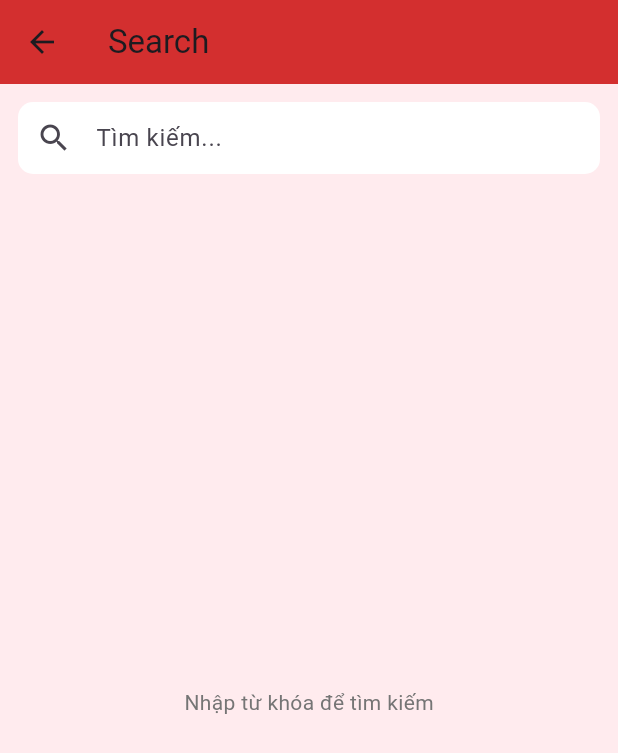
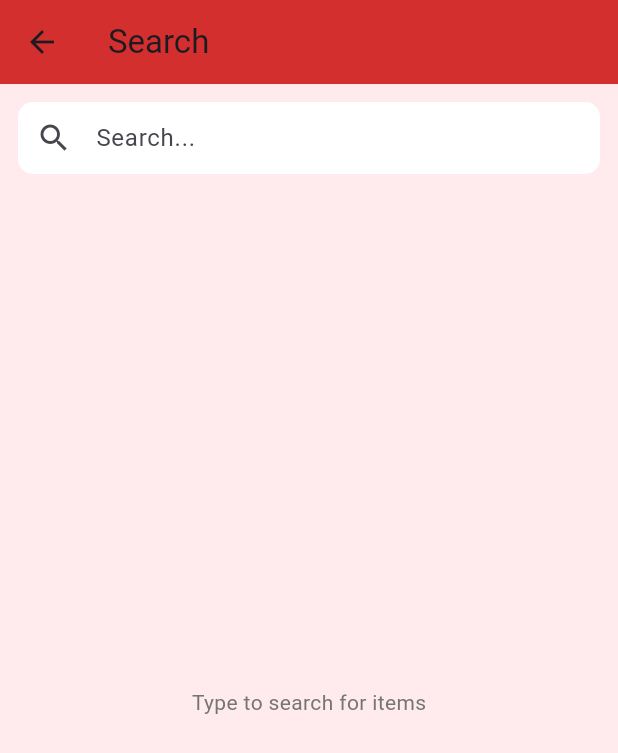
Before and after one commit to nqdat2002/bloc_sharepref, a Flutter app: the SearchScreen screen opened directly, on a phone screen of 412 x 824 dp. Shown: the top 753 px of the screen. Run offline on Flutter 3.47's test engine with Material 3 defaults, Android fonts, the phone set to English and light mode, and no system bars; our stand-ins replace bloc, firebase_core, firebase_messaging, flutter_bloc, shared_preferences; accounts and stored records are empty.

Commit message:
fix search

```diff
--- a/lib/screens/search_screen.dart
+++ b/lib/screens/search_screen.dart
@@ -78,7 +78,7 @@ class _SearchScreenState extends State<SearchScreen> {
       onSubmitted: _submit,
       textInputAction: TextInputAction.search,
       decoration: InputDecoration(
-        hintText: 'Tìm kiếm...',
+        hintText: 'Search...',
         prefixIcon: const Icon(Icons.search),
         suffixIcon: _controller.text.isEmpty
             ? null
@@ -150,7 +150,7 @@ class _SearchScreenState extends State<SearchScreen> {
         child: Padding(
           padding: const EdgeInsets.all(24.0),
           child: Text(
-            'Nhập từ khóa để tìm kiếm',
+            'Type to search for items',
             style: TextStyle(color: Colors.grey.shade600),
           ),
         ),
@@ -162,7 +162,7 @@ class _SearchScreenState extends State<SearchScreen> {
         child: Padding(
           padding: const EdgeInsets.all(24.0),
           child: Text(
-            'Không tìm thấy kết quả',
+            'No results found',
             style: TextStyle(color: Colors.grey.shade600),
           ),
         ),
```
Also changed, not shown: lib/screens/setting_screen.dart (+15 -7 lines).
